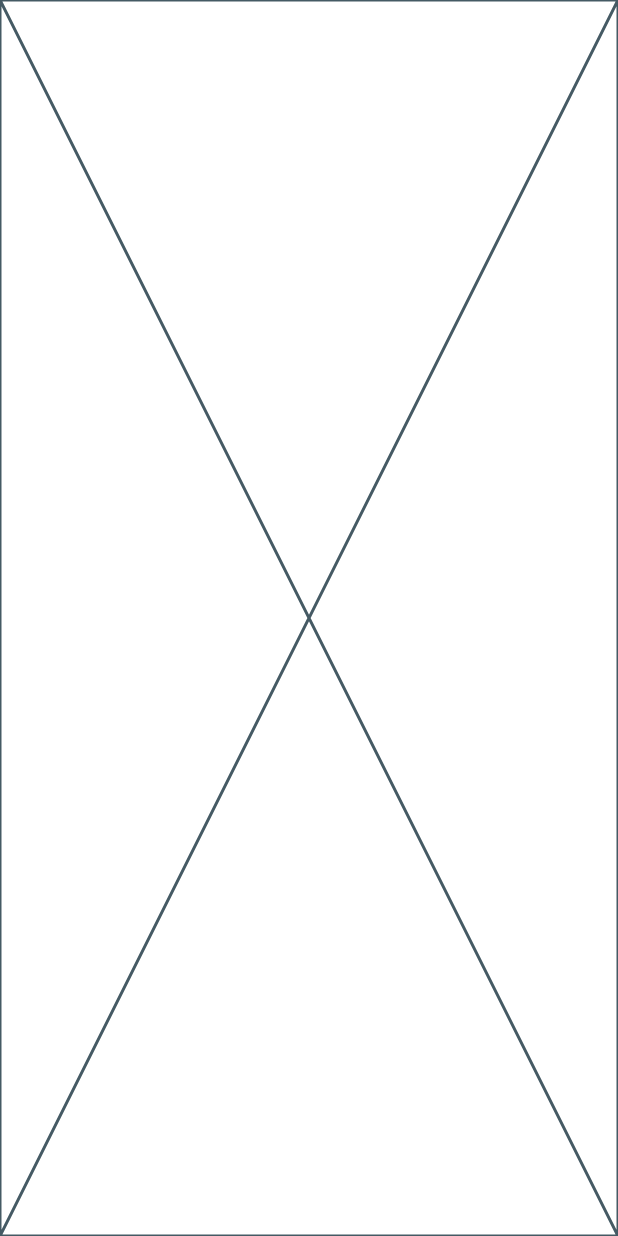
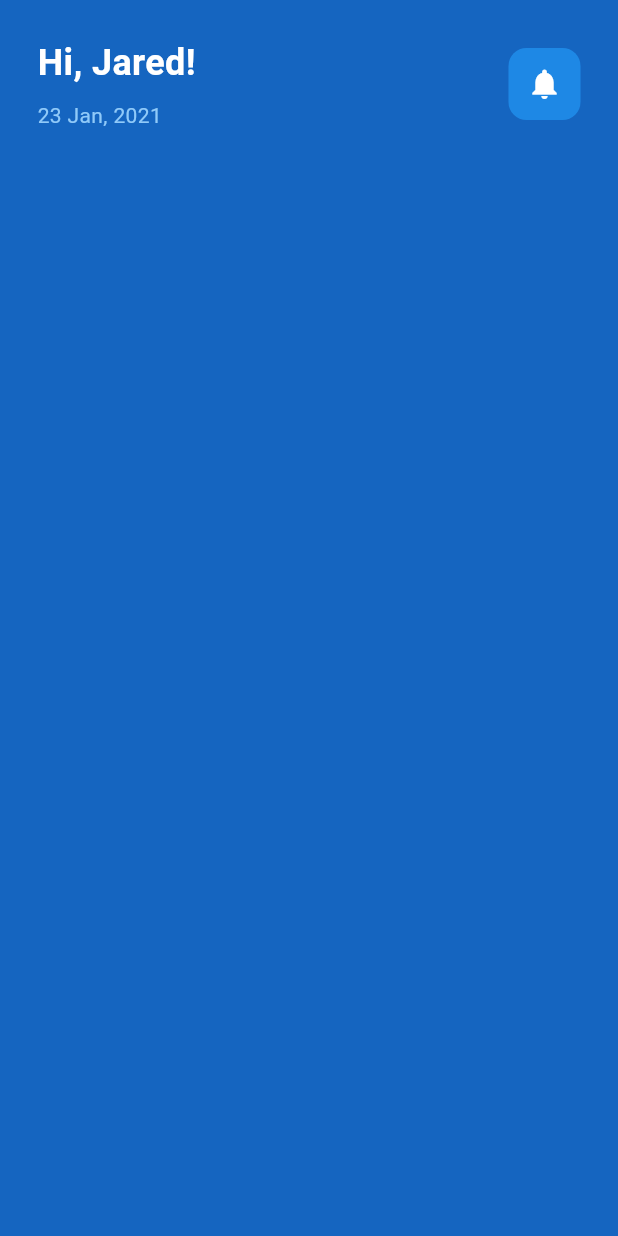
Before and after one commit to ferzanoveri/clone_dribble_design, a Flutter app: the screen it shows after launch, on a phone screen of 412 x 824 dp. Run offline on Flutter 3.47's test engine with Material 3 defaults, Android fonts, the phone set to English and light mode, and no system bars.

Commit message:
add greetings row

```diff
--- a/lib/main.dart
+++ b/lib/main.dart
@@ -1,3 +1,4 @@
+import 'package:clone_dribble_design/pages/home_page.dart';
 import 'package:flutter/material.dart';
 
 void main() {
@@ -9,6 +10,9 @@ class MyApp extends StatelessWidget {
 
   @override
   Widget build(BuildContext context) {
-    return const Placeholder();
+    return MaterialApp(
+      debugShowCheckedModeBanner: false,
+      home: HomePage(),
+    );
   }
 }
--- /dev/null
+++ b/lib/pages/home_page.dart
@@ -0,0 +1,72 @@
+import 'package:flutter/material.dart';
+
+class HomePage extends StatefulWidget {
+  const HomePage({super.key});
+
+  @override
+  State<HomePage> createState() => _HomePageState();
+}
+
+class _HomePageState extends State<HomePage> {
+  @override
+  Widget build(BuildContext context) {
+    return Scaffold(
+      backgroundColor: Colors.blue[800],
+      body: SafeArea(
+        child: Padding(
+          padding: const EdgeInsets.all(25.0),
+          child: Column(
+            children: [
+
+              // greetings row
+              Row(
+                mainAxisAlignment: MainAxisAlignment.spaceBetween,
+                children: [
+                  //   Hi Jared!
+                  Column(
+                    crossAxisAlignment: CrossAxisAlignment.start,
+                    children: [
+                      Text(
+                        'Hi, Jared!',
+                        style: TextStyle(
+                          color: Colors.white,
+                          fontSize: 24,
+                          fontWeight: FontWeight.bold,
+                        ),
+                      ),
+                      SizedBox(
+                        height: 8,
+                      ),
+                      Text(
+                        '23 Jan, 2021',
+                        style: TextStyle(
+                          color: Colors.blue[200],
+                        ),
+                      ),
+                    ],
+                  ),
+
+                  //   Notification
+                  Container(
+                    decoration: BoxDecoration(
+                      color: Colors.blue[600],
+                      borderRadius: BorderRadius.circular(12),
+                    ),
+                    padding: EdgeInsets.all(12),
+                    child: Icon(
+                      Icons.notifications,
+                      color: Colors.white,
+                    ),
+                  )
+                ],
+              ),
+
+            //   search bar
+
+            ],
+          ),
+        ),
+      ),
+    );
+  }
+}
```
